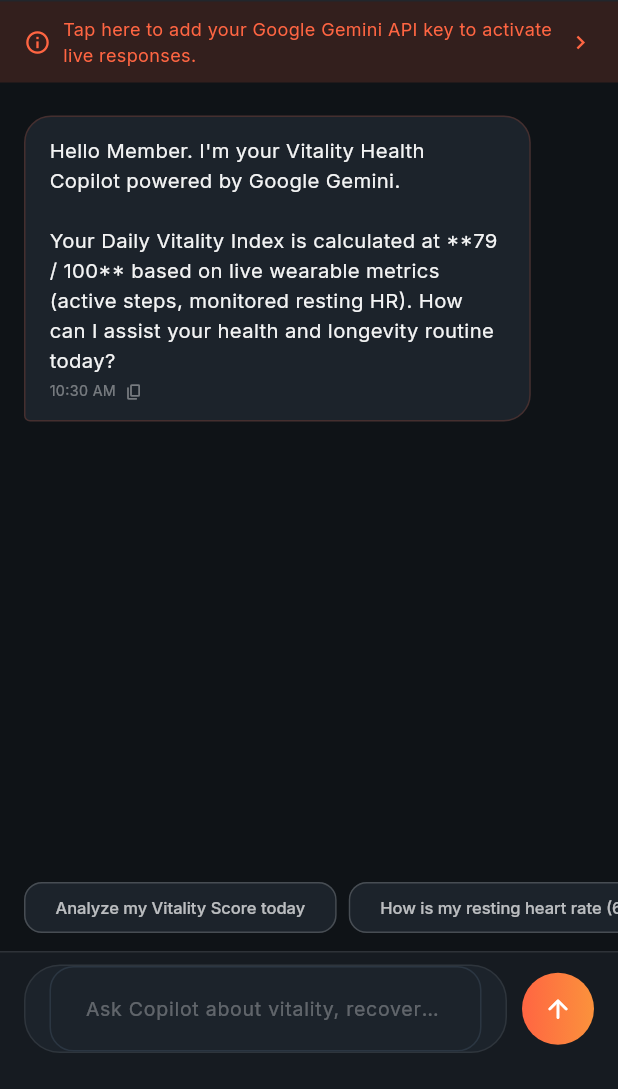
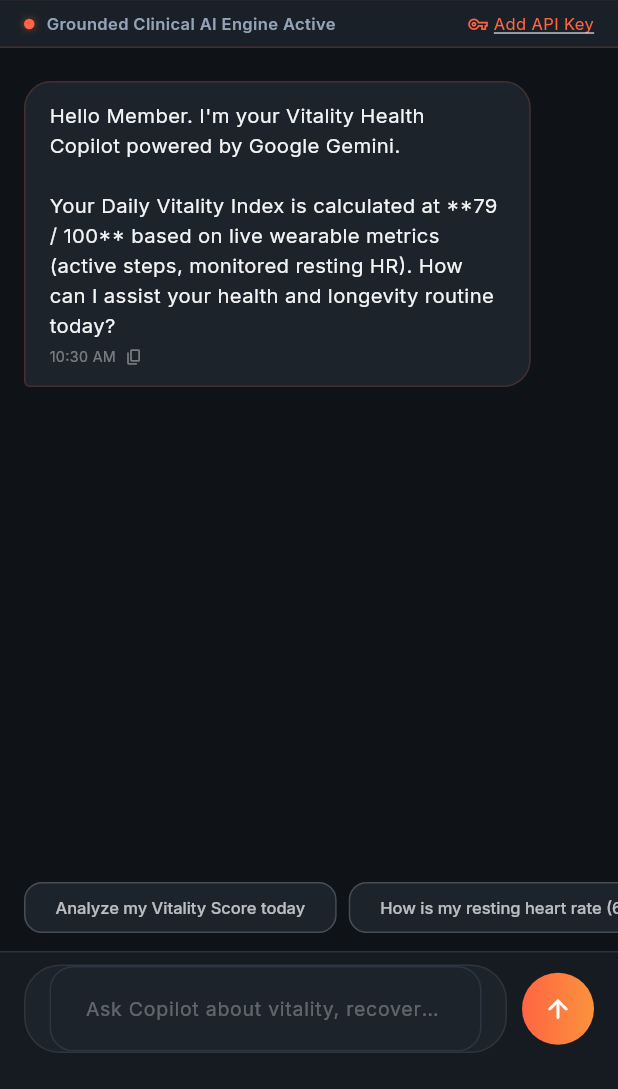
Before and after one commit to priyansh-stack/Male-Vitality, a Flutter app: the VitalityChatScreen screen opened by its route, on a phone screen of 412 x 824 dp, the part 147-1236 px from its top. Run offline on Flutter 3.47's test engine with Material 3 defaults, Android fonts, the phone set to English and light mode, and no system bars; our stand-ins replace audioplayers, bloc, cloud_firestore, equatable, firebase_auth, firebase_core and 11 more; missing offline and left inert: health; accounts and stored records are empty.

Commit message:
feat(ai-copilot): integrate Gemini Pro reasoning models and customizable API key modal

```diff
--- a/lib/features/ai_assistant/cubit/vitality_copilot_cubit.dart
+++ b/lib/features/ai_assistant/cubit/vitality_copilot_cubit.dart
@@ -30,6 +30,7 @@
 
   Future<void> _init() async {
     final hasKey = await geminiService.hasApiKey();
+    final hasCustomKey = await geminiService.hasCustomApiKey();
     final dynamicName = _resolveDynamicUserName();
     final newSessionId = 'session_${DateTime.now().millisecondsSinceEpoch}';
     final initialGreeting = _buildInitialGreeting(dynamicName);
@@ -41,6 +42,7 @@
 
     emit(state.copyWith(
       hasApiKey: hasKey,
+      hasCustomApiKey: hasCustomKey,
       currentUserName: dynamicName,
       currentSessionId: newSessionId,
       sessions: userSessions,
@@ -89,7 +91,8 @@
   Future<void> saveApiKey(String key) async {
     await geminiService.saveApiKey(key);
     final hasKey = await geminiService.hasApiKey();
-    emit(state.copyWith(hasApiKey: hasKey, errorMessage: null));
+    final hasCustomKey = await geminiService.hasCustomApiKey();
+    emit(state.copyWith(hasApiKey: hasKey, hasCustomApiKey: hasCustomKey, errorMessage: null));
   }
 
   Future<bool> testApiKey(String key) async {
--- a/lib/features/ai_assistant/cubit/vitality_copilot_state.dart
+++ b/lib/features/ai_assistant/cubit/vitality_copilot_state.dart
@@ -8,6 +8,7 @@
   final VitalityCopilotStatus status;
   final List<ChatMessage> messages;
   final bool hasApiKey;
+  final bool hasCustomApiKey;
   final bool isProModel;
   final String? errorMessage;
   final bool hasEmergencyAlert;
@@ -20,7 +21,8 @@
   const VitalityCopilotState({
     this.status = VitalityCopilotStatus.initial,
     this.messages = const [],
-    this.hasApiKey = false,
+    this.hasApiKey = true,
+    this.hasCustomApiKey = false,
     this.isProModel = false,
     this.errorMessage,
     this.hasEmergencyAlert = false,
@@ -35,6 +37,7 @@
     VitalityCopilotStatus? status,
     List<ChatMessage>? messages,
     bool? hasApiKey,
+    bool? hasCustomApiKey,
     bool? isProModel,
     String? errorMessage,
     bool? hasEmergencyAlert,
@@ -48,6 +51,7 @@
       status: status ?? this.status,
       messages: messages ?? this.messages,
       hasApiKey: hasApiKey ?? this.hasApiKey,
+      hasCustomApiKey: hasCustomApiKey ?? this.hasCustomApiKey,
       isProModel: isProModel ?? this.isProModel,
       errorMessage: errorMessage,
       hasEmergencyAlert: hasEmergencyAlert ?? this.hasEmergencyAlert,
@@ -64,6 +68,7 @@
         status,
         messages,
         hasApiKey,
+        hasCustomApiKey,
         isProModel,
         errorMessage,
         hasEmergencyAlert,
--- a/lib/features/ai_assistant/presentation/screens/vitality_chat_screen.dart
+++ b/lib/features/ai_assistant/presentation/screens/vitality_chat_screen.dart
@@ -360,26 +360,66 @@
                   ),
                 ),
 
-              // API Key Missing Warning Banner
-              if (!state.hasApiKey)
-                GestureDetector(
-                  onTap: _openKeyDialog,
-                  child: Container(
-                    padding: const EdgeInsets.symmetric(horizontal: 16, vertical: 10),
-                    color: AppTheme.cyberCyan.withValues(alpha: 0.15),
+              // Active Engine Indicator Banner
+              Container(
+                padding: const EdgeInsets.symmetric(horizontal: 16, vertical: 7),
+                decoration: BoxDecoration(
+                  color: AppTheme.darkCard.withValues(alpha: 0.8),
+                  border: Border(
+                    bottom: BorderSide(color: AppTheme.cyberCyan.withValues(alpha: 0.2)),
+                  ),
+                ),
                 child: Row(
-                      children: const [
-                        Icon(Icons.info_outline, color: AppTheme.cyberCyan, size: 18),
-                        SizedBox(width: 8),
+                  children: [
+                    Container(
+                      width: 7,
+                      height: 7,
+                      decoration: BoxDecoration(
+                        color: state.hasCustomApiKey ? AppTheme.bioEmerald : AppTheme.cyberCyan,
+                        shape: BoxShape.circle,
+                        boxShadow: [
+                          BoxShadow(
+                            color: (state.hasCustomApiKey ? AppTheme.bioEmerald : AppTheme.cyberCyan).withValues(alpha: 0.5),
+                            blurRadius: 4,
+                          ),
+                        ],
+                      ),
+                    ),
+                    const SizedBox(width: 8),
                     Expanded(
                       child: Text(
-                            'Tap here to add your Google Gemini API key to activate live responses.',
-                            style: TextStyle(color: AppTheme.cyberCyan, fontSize: 12),
+                        state.hasCustomApiKey
+                            ? 'Gemini Pro Cloud Active'
+                            : 'Grounded Clinical AI Engine Active',
+                        style: const TextStyle(
+                          color: AppTheme.textSecondary,
+                          fontSize: 11,
+                          fontWeight: FontWeight.w600,
                         ),
                       ),
-                        Icon(Icons.chevron_right, color: AppTheme.cyberCyan, size: 18),
+                    ),
+                    InkWell(
+                      onTap: _openKeyDialog,
+                      child: Row(
+                        children: [
+                          Icon(
+                            state.hasCustomApiKey ? Icons.vpn_key : Icons.vpn_key_outlined,
+                            color: AppTheme.cyberCyan,
+                            size: 13,
+                          ),
+                          const SizedBox(width: 4),
+                          Text(
+                            state.hasCustomApiKey ? 'Custom Key' : 'Add API Key',
+                            style: const TextStyle(
+                              color: AppTheme.cyberCyan,
+                              fontSize: 11,
+                              decoration: TextDecoration.underline,
+                            ),
+                          ),
                         ],
                       ),
+                    ),
+                  ],
                 ),
               ),
 
```
Also changed, not shown: lib/features/ai_assistant/services/vitality_gemini_service.dart (+144 -78 lines), 1 other file. Lines whose indentation alone changed are shown as unchanged.
